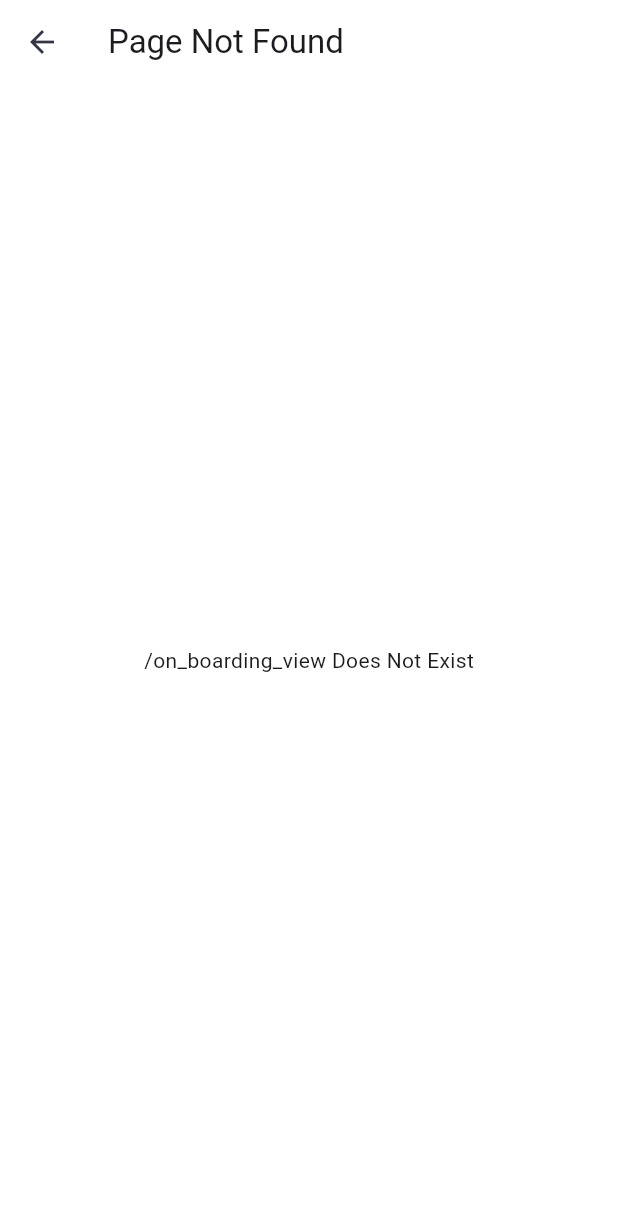
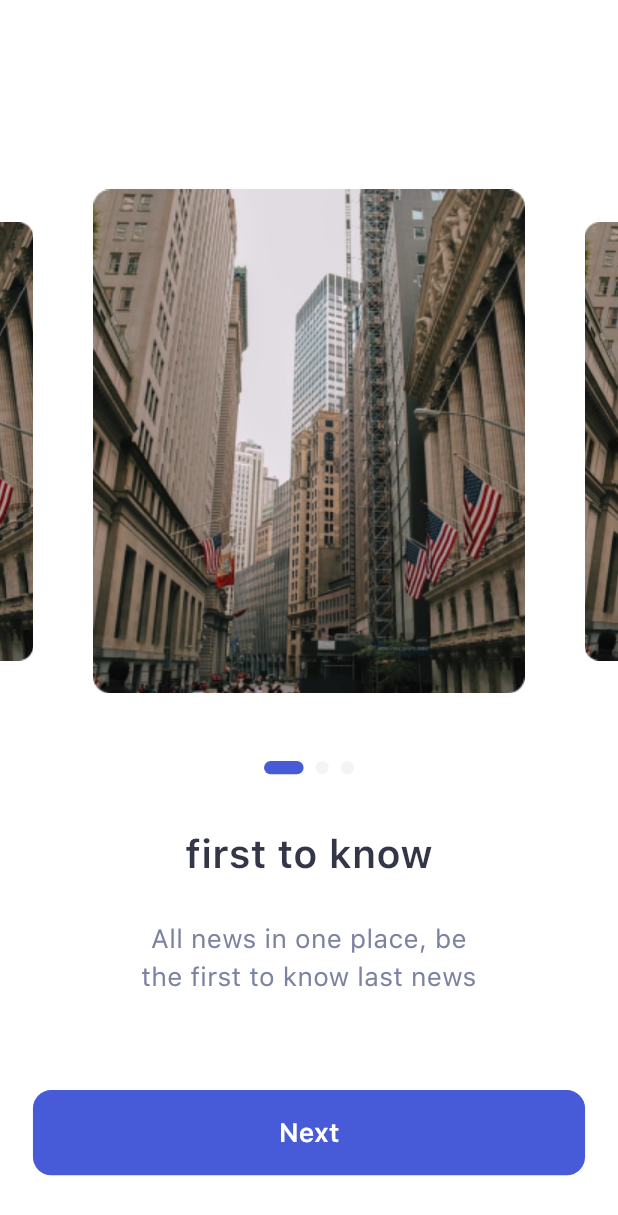
Before and after one commit to saleem-15/new_nuntium, a Flutter app: the screen it shows after launch, on a phone screen of 412 x 824 dp. Shown: the top 1215 px of the screen. Run offline on Flutter 3.47's test engine with Material 3 defaults, Android fonts, the phone set to English and light mode, and no system bars; drawn by our look-alikes of carousel_slider, smooth_page_indicator; our stand-ins replace flutter_screenutil, flutter_svg, get; Roboto replaces fonts that are missing (SF_Pro).

Commit message:
feat: onboarding

```diff
--- a/lib/config/dependency_injection.dart
+++ b/lib/config/dependency_injection.dart
@@ -1,5 +1,6 @@
 import 'package:get/get_instance/get_instance.dart';
 import 'package:get/route_manager.dart';
+import 'package:new_nuntium/features/onboarding/controller/onboarding_controller.dart';
 import 'package:new_nuntium/features/splash/controller/splash_controller.dart';
 
 void initSplash() {
@@ -9,3 +10,12 @@ void initSplash() {
 void disposeSplash() {
   Get.delete<SplashController>();
 }
+
+void initOnboarding() {
+  disposeSplash();
+  Get.put(OnboardingController());
+}
+
+void disposeOnboarding() {
+  Get.delete<OnboardingController>();
+}
--- a/lib/core/constants/app_assets.dart
+++ b/lib/core/constants/app_assets.dart
@@ -6,7 +6,7 @@ const String baseAnimationPath = 'assets/animations';
 
 class ManagerAssets {
   static const String logo = '$baseVectorPath/logo.svg';
-  static const String outboarding = '$baseImagePath/outboarding.png';
+  static const String onboarding = '$baseImagePath/outboarding.png';
   static const String illustration =
       '$baseImagePath/3d-illustration.png';
   static const String facebook = '$baseImagePath/facebook-logo.png';
--- /dev/null
+++ b/lib/core/resources/manager_fonts.dart
@@ -0,0 +1,12 @@
+import 'package:flutter/material.dart';
+
+class ManagerFontFamily {
+  static const String fontFamily = "SP_Pro";
+}
+
+class ManagerFontWeight {
+  static const FontWeight regular = FontWeight.w400;
+  static const FontWeight medium = FontWeight.w500;
+  static const FontWeight semiBold = FontWeight.w600;
+  static const FontWeight bold = FontWeight.w700;
+}
--- /dev/null
+++ b/lib/core/resources/manager_strings.dart
@@ -0,0 +1,8 @@
+class ManagerStrings {
+  ManagerStrings._();
+
+  //onboarding text
+  static String get firstToKnow => 'first to know';
+  static String get onboardingDescription =>
+      'All news in one place, be the first to know last news';
+}
--- a/lib/core/theme/app_colors.dart
+++ b/lib/core/theme/app_colors.dart
@@ -1,6 +1,6 @@
 import 'package:flutter/material.dart';
 
-class AppColors {
+class ManagerColors {
   // اللون البنفسجي الأساسي (Brand Color)
   static const Color purplePrimary = Color(0xFF475AD7);
   static const Color purpleDarker = Color(0xFF2536A7);
--- a/lib/core/theme/light_theme.dart
+++ b/lib/core/theme/light_theme.dart
@@ -3,26 +3,26 @@ import 'app_colors.dart';
 
 class AppTheme {
   static final ThemeData lightTheme = ThemeData(
-    primaryColor: AppColors.purplePrimary,
-    scaffoldBackgroundColor: AppColors.white,
+    primaryColor: ManagerColors.purplePrimary,
+    scaffoldBackgroundColor: ManagerColors.white,
     fontFamily: 'SF_Pro',
 
     textTheme: const TextTheme(
       displayLarge: TextStyle(
-        color: AppColors.blackPrimary,
+        color: ManagerColors.blackPrimary,
         fontSize: 24,
         fontWeight: FontWeight.bold,
       ),
       bodyLarge: TextStyle(
-        color: AppColors.greyPrimary,
+        color: ManagerColors.greyPrimary,
         fontSize: 16,
       ),
     ),
 
     appBarTheme: const AppBarTheme(
-      backgroundColor: AppColors.white,
+      backgroundColor: ManagerColors.white,
       elevation: 0,
-      iconTheme: IconThemeData(color: AppColors.blackPrimary),
+      iconTheme: IconThemeData(color: ManagerColors.blackPrimary),
     ),
   );
 }
--- /dev/null
+++ b/lib/core/widgets/primary_button.dart
@@ -0,0 +1,40 @@
+import 'package:flutter/material.dart';
+import 'package:flutter_screenutil/flutter_screenutil.dart';
+import 'package:new_nuntium/core/resources/manager_fonts.dart';
+import 'package:new_nuntium/core/theme/app_colors.dart';
+
+class PrimaryButton extends StatelessWidget {
+  final String text;
+  final VoidCallback onPressed;
+  final double? width;
+
+  const PrimaryButton({
+    super.key,
+    required this.text,
+    required this.onPressed,
+    this.width,
+  });
+
+  @override
+  Widget build(BuildContext context) {
+    return FilledButton(
+      onPressed: onPressed,
+      style: FilledButton.styleFrom(
+        backgroundColor: ManagerColors.purplePrimary,
+        minimumSize: Size(double.infinity, 56.h),
+        shape: RoundedRectangleBorder(
+          borderRadius: BorderRadius.circular(12.r),
+        ),
+      ),
+      child: Text(
+        text,
+        style: TextStyle(
+          fontFamily: ManagerFontFamily.fontFamily,
+          color: ManagerColors.white,
+          fontWeight: ManagerFontWeight.semiBold,
+          fontSize: 16.sp,
+        ),
+      ),
+    );
+  }
+}
--- /dev/null
+++ b/lib/features/onboarding/controller/onboarding_controller.dart
@@ -0,0 +1,15 @@
+import 'package:carousel_slider/carousel_options.dart';
+import 'package:get/get.dart';
+
+class OnboardingController extends GetxController {
+  int carouselIndex = 0;
+
+  void animateSliderIndicator(
+    int pageIndex,
+    CarouselPageChangedReason _,
+  ) {
+    carouselIndex = pageIndex;
+
+    update();
+  }
+}
--- a/lib/features/onboarding/onboarding_screen.dart
+++ /dev/null
@@ -1,10 +0,0 @@
-import 'package:flutter/material.dart';
-
-class OnboardingScreen extends StatelessWidget {
-  const OnboardingScreen({super.key});
-
-  @override
-  Widget build(BuildContext context) {
-    return Scaffold(appBar: AppBar(title: Text('Onboarding')));
-  }
-}
--- /dev/null
+++ b/lib/features/onboarding/view/onboarding_screen.dart
@@ -0,0 +1,88 @@
+import 'package:carousel_slider/carousel_slider.dart';
+import 'package:flutter/material.dart';
+import 'package:flutter_screenutil/flutter_screenutil.dart';
+import 'package:get/state_manager.dart';
+import 'package:new_nuntium/core/constants/app_assets.dart';
+import 'package:new_nuntium/core/resources/manager_fonts.dart';
+import 'package:new_nuntium/core/resources/manager_strings.dart';
+import 'package:new_nuntium/core/theme/app_colors.dart';
+import 'package:new_nuntium/core/widgets/primary_button.dart';
+import 'package:new_nuntium/features/onboarding/controller/onboarding_controller.dart';
+import 'package:smooth_page_indicator/smooth_page_indicator.dart';
+
+class OnboardingView extends GetView<OnboardingController> {
+  const OnboardingView({super.key});
+
+  @override
+  Widget build(BuildContext context) {
+    return Scaffold(
+      body: Column(
+        crossAxisAlignment: CrossAxisAlignment.center,
+        children: [
+          SizedBox(height: 120.h),
+          CarouselSlider(
+            options: CarouselOptions(
+              height: 340.h,
+              autoPlay: true,
+              enlargeCenterPage: true,
+              viewportFraction: .75,
+              onPageChanged: controller.animateSliderIndicator,
+            ),
+
+            items: [
+              Image.asset(ManagerAssets.onboarding),
+              Image.asset(ManagerAssets.onboarding),
+              Image.asset(ManagerAssets.onboarding),
+            ],
+          ),
+          SizedBox(height: 40.h),
+          GetBuilder<OnboardingController>(
+            builder: (context) {
+              return AnimatedSmoothIndicator(
+                count: 3,
+                activeIndex: controller.carouselIndex,
+                effect: ExpandingDotsEffect(
+                  dotColor: ManagerColors.greyLighter,
+                  activeDotColor: ManagerColors.purplePrimary,
+                  dotHeight: 8.sp,
+                  dotWidth: 8.sp,
+                ),
+              );
+            },
+          ),
+          SizedBox(height: 34.h),
+          Text(
+            ManagerStrings.firstToKnow,
+            style: TextStyle(
+              fontFamily: ManagerFontFamily.fontFamily,
+              fontWeight: ManagerFontWeight.semiBold,
+              fontSize: 24.sp,
+              color: ManagerColors.blackPrimary,
+            ),
+          ),
+          SizedBox(height: 24.h),
+          SizedBox(
+            width: 216.w,
+            height: 48.h,
+            child: Text(
+              ManagerStrings.onboardingDescription,
+              textAlign: TextAlign.center,
+              style: TextStyle(
+                fontFamily: ManagerFontFamily.fontFamily,
+                fontWeight: ManagerFontWeight.regular,
+                fontSize: 16.sp,
+                color: ManagerColors.greyPrimary,
+              ),
+            ),
+          ),
+
+          SizedBox(height: 64.h),
+          Padding(
+            padding: EdgeInsets.symmetric(horizontal: 20.w),
+            child: PrimaryButton(text: 'Next', onPressed: () {}),
+          ),
+        ],
+      ),
+    );
+  }
+}
--- a/lib/features/splash/view/splash_screen.dart
+++ b/lib/features/splash/view/splash_screen.dart
@@ -12,7 +12,7 @@ class SplashView extends StatelessWidget {
     return AnnotatedRegion<SystemUiOverlayStyle>(
       value: SystemUiOverlayStyle.light,
       child: Scaffold(
-        backgroundColor: AppColors.purplePrimary,
+        backgroundColor: ManagerColors.purplePrimary,
         body: Center(child: SvgPicture.asset(ManagerAssets.logo)),
       ),
     );
--- a/lib/main.dart
+++ b/lib/main.dart
@@ -1,4 +1,5 @@
 import 'package:flutter/material.dart';
+import 'package:flutter_screenutil/flutter_screenutil.dart';
 import 'package:get/get.dart';
 import 'package:new_nuntium/routes/routes.dart';
 
@@ -13,12 +14,16 @@ class MyApp extends StatelessWidget {
 
   @override
   Widget build(BuildContext context) {
-    return GetMaterialApp(
-      title: 'Nuntium',
-      debugShowCheckedModeBanner: false,
-      theme: AppTheme.lightTheme,
-      onGenerateRoute: RouteGenerator.getRoute,
-      initialRoute: Routes.splashView,
+    return ScreenUtilInit(
+      designSize: const Size(375, 812),
+
+      child: GetMaterialApp(
+        title: 'Nuntium',
+        debugShowCheckedModeBanner: false,
+        theme: AppTheme.lightTheme,
+        onGenerateRoute: RouteGenerator.getRoute,
+        initialRoute: Routes.splashView,
+      ),
     );
   }
 }
--- a/lib/routes/routes.dart
+++ b/lib/routes/routes.dart
@@ -1,4 +1,5 @@
 import 'package:flutter/material.dart';
+import 'package:new_nuntium/features/onboarding/view/onboarding_screen.dart';
 
 import '../config/dependency_injection.dart';
 import '../features/splash/view/splash_screen.dart';
@@ -16,6 +17,12 @@ class RouteGenerator {
         initSplash();
         return MaterialPageRoute(builder: (_) => const SplashView());
 
+      case Routes.onBoardingView:
+        initOnboarding();
+        return MaterialPageRoute(
+          builder: (_) => const OnboardingView(),
+        );
+
       default:
         return unDefinedRoute(settings.name);
     }
--- a/pubspec.yaml
+++ b/pubspec.yaml
@@ -14,6 +14,9 @@ dependencies:
   cupertino_icons: ^1.0.8
   get: ^4.7.3
   flutter_svg: ^2.2.3
+  flutter_screenutil: ^5.9.3
+  carousel_slider: ^5.1.1
+  smooth_page_indicator: ^2.0.1
 
 dev_dependencies:
   flutter_test:
```
Also changed, not shown: pubspec.lock.
